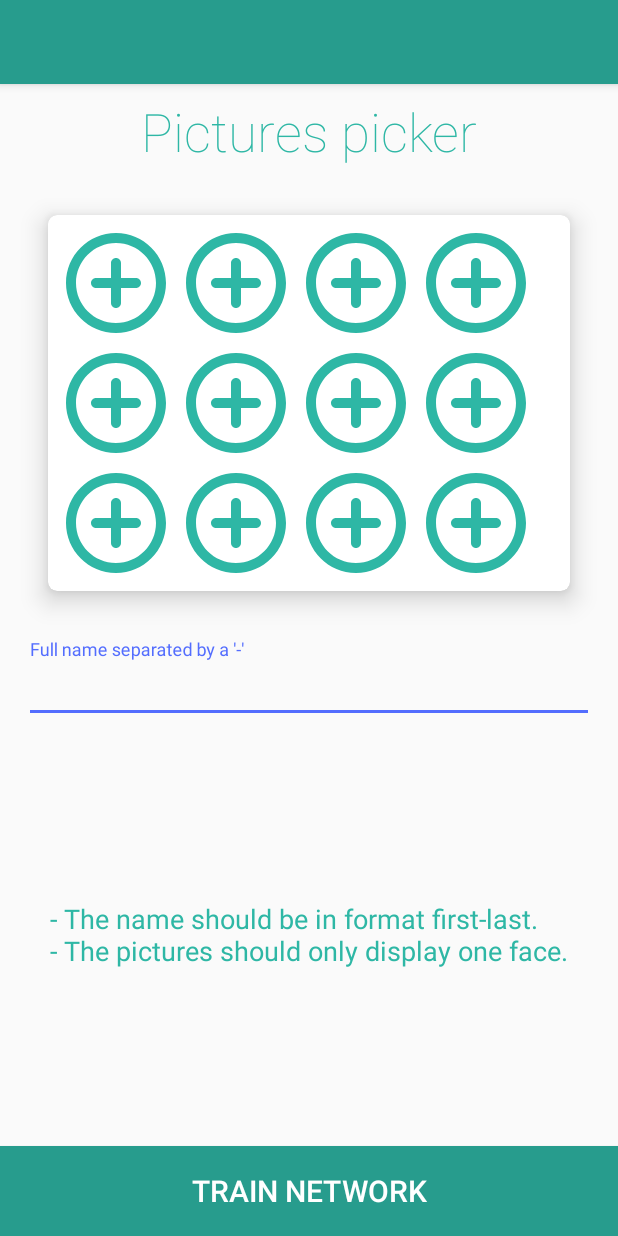
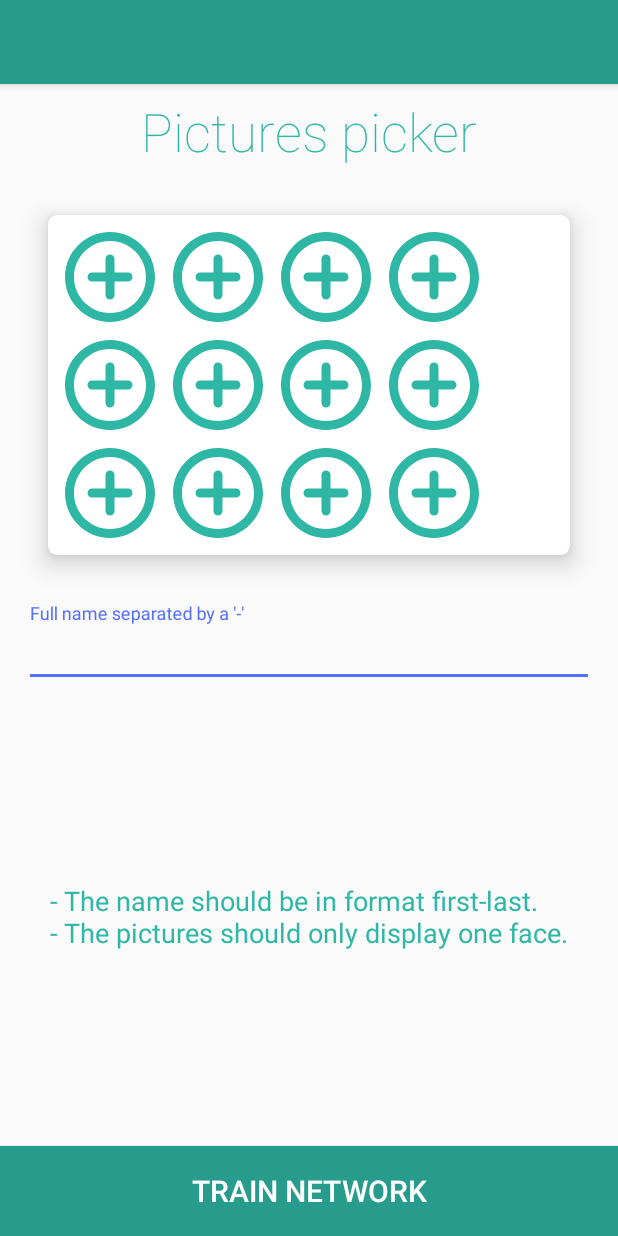
Before and after one commit to naifmeh/squeezeApp, an Android app: the layout activity_train_network.xml on its own in the app's theme, with its tools: preview values and no code run, on a phone screen of 412 x 824 dp. Run offline under Robolectric (Android 15) with nearby library versions, the phone set to English and light mode, and no system bars; plain views replace SpinKitView; network calls fail.

Commit message:
Some mods

```diff
--- a/app/src/main/java/com/squeeze/squeezeadmin/activities/AddEmployeeActivity.java
+++ b/app/src/main/java/com/squeeze/squeezeadmin/activities/AddEmployeeActivity.java
@@ -73,6 +73,7 @@ public class AddEmployeeActivity extends AppCompatActivity {
         getSupportActionBar().setDisplayShowTitleEnabled(false);
         getSupportActionBar().setDisplayHomeAsUpEnabled(true);
         getSupportActionBar().setDisplayShowHomeEnabled(true);
+        mToolbar.setTitle(R.string.addEmployeeActivity);
 
         /* Setting listener */
         sendDataBtn.setOnClickListener((view) -> {
--- a/app/src/main/java/com/squeeze/squeezeadmin/activities/SettingsActivity.java
+++ b/app/src/main/java/com/squeeze/squeezeadmin/activities/SettingsActivity.java
@@ -7,10 +7,14 @@ import android.preference.PreferenceFragment;
 import android.support.annotation.Nullable;
 import android.support.v7.app.AppCompatActivity;
 import android.support.v7.widget.Toolbar;
+import android.util.Log;
 import android.view.MenuItem;
+import android.widget.Toast;
 
+import com.auth0.android.jwt.DecodeException;
 import com.auth0.android.jwt.JWT;
 import com.squeeze.squeezeadmin.R;
+import com.squeeze.squeezeadmin.network.RequestScheme;
 import com.squeeze.squeezeadmin.utils.DisplayUtils;
 import com.squeeze.squeezeadmin.utils.NetworkUtils;
 
@@ -32,7 +36,6 @@ public class SettingsActivity extends AppCompatActivity {
         getSupportActionBar().setDisplayShowTitleEnabled(false);
         getSupportActionBar().setDisplayHomeAsUpEnabled(true);
         getSupportActionBar().setDisplayShowHomeEnabled(true);
-
 
         mToolbar.setTitle(R.string.setting_title);
 
@@ -79,6 +82,7 @@ public class SettingsActivity extends AppCompatActivity {
             });
 
             Preference showJwtPrefs = findPreference("pref_show_jwt");
+            try {
                 final JWT jwt = new JWT(mSharedPrefs.getString(getString(R.string.shared_prefs_jwt_key),
                         getString(R.string.jwt)));
                 showJwtPrefs.setTitle("JWT valid until " + DisplayUtils.parseDate(jwt.getExpiresAt()));
@@ -91,6 +95,13 @@ public class SettingsActivity extends AppCompatActivity {
 
                     return true;
                 });
+            } catch (DecodeException e) {
+                Log.e(TAG, e.getMessage());
+                Toast.makeText(getContext(), "Unable to retrieve JWT", Toast.LENGTH_LONG).show();
+            }
+
+            Preference showIpPrefs = findPreference("pref_show_ip");
+            showIpPrefs.setSummary(RequestScheme.AUTHORITY);
         }
 
 
--- a/app/src/main/java/com/squeeze/squeezeadmin/activities/TrainNetworkActivity.java
+++ b/app/src/main/java/com/squeeze/squeezeadmin/activities/TrainNetworkActivity.java
@@ -117,6 +117,7 @@ public class TrainNetworkActivity extends AppCompatActivity {
         mButton.setOnClickListener( (view) -> {
             if(!isImageSet) {
                 Toast.makeText(TrainNetworkActivity.this,"No image picked",Toast.LENGTH_LONG).show();
+                return;
             }
             mInstructions.setVisibility(View.GONE);
             mSpinKit.setVisibility(View.VISIBLE);
--- a/app/src/main/java/com/squeeze/squeezeadmin/activities/ViewEmployeesActivity.java
+++ b/app/src/main/java/com/squeeze/squeezeadmin/activities/ViewEmployeesActivity.java
@@ -63,6 +63,7 @@ public class ViewEmployeesActivity extends AppCompatActivity implements UpdateDi
         getSupportActionBar().setDisplayShowTitleEnabled(false);
         getSupportActionBar().setDisplayShowHomeEnabled(true);
         getSupportActionBar().setDisplayHomeAsUpEnabled(true);
+        mToolbar.setTitle(R.string.viewEmployeesActivity);
 
         /* Business logic */
         mSharedPrefs = getSharedPreferences(getString(R.string.shared_prefs_file_key),MODE_PRIVATE);
--- a/app/src/main/java/com/squeeze/squeezeadmin/activities/ViewLogsActivity.java
+++ b/app/src/main/java/com/squeeze/squeezeadmin/activities/ViewLogsActivity.java
@@ -60,6 +60,7 @@ public class ViewLogsActivity extends AppCompatActivity {
         getSupportActionBar().setDisplayShowTitleEnabled(false);
         getSupportActionBar().setDisplayShowHomeEnabled(true);
         getSupportActionBar().setDisplayHomeAsUpEnabled(true);
+        mToolbar.setTitle(R.string.viewLogsActivity);
 
         /* Business logic */
         mSharedPrefs = getSharedPreferences(getString(R.string.shared_prefs_file_key), MODE_PRIVATE);
--- a/app/src/main/java/com/squeeze/squeezeadmin/network/RequestScheme.java
+++ b/app/src/main/java/com/squeeze/squeezeadmin/network/RequestScheme.java
@@ -2,7 +2,7 @@ package com.squeeze.squeezeadmin.network;
 
 public class RequestScheme {
     public static String HTTP_SCHEME = "http";
-    public static String AUTHORITY = "18.219.202.43:8083";
+    public static String AUTHORITY = "179.106.238.28:8080";
 
     public static String DEVICE_PATH = "device";
     public static String DEVICE_REGISTER = "register";
--- a/app/src/main/res/layout/activity_train_network.xml
+++ b/app/src/main/res/layout/activity_train_network.xml
@@ -71,91 +71,105 @@
             app:layout_constraintStart_toStartOf="parent"
             app:layout_constraintTop_toBottomOf="@+id/trainActTitle">
 
+            <android.support.constraint.ConstraintLayout
+                android:layout_width="match_parent"
+                android:layout_height="wrap_content">
+
+
                 <GridLayout
                     android:id="@+id/gridViewTrainNetwork"
                     android:layout_width="match_parent"
                     android:layout_height="wrap_content"
                     android:layout_gravity="center"
                     android:layout_margin="5dp"
+                    android:layout_marginBottom="8dp"
+                    android:layout_marginEnd="8dp"
+                    android:layout_marginStart="8dp"
+                    android:layout_marginTop="8dp"
                     android:columnCount="4"
-                android:columnWidth="75dp"
+                    android:columnWidth="72dp"
                     android:gravity="center"
-                android:rowCount="4">
+                    android:rowCount="4"
+                    app:layout_constraintBottom_toBottomOf="parent"
+                    app:layout_constraintEnd_toEndOf="parent"
+                    app:layout_constraintStart_toStartOf="parent"
+                    app:layout_constraintTop_toTopOf="parent">
 
                     <ImageView
                         android:id="@+id/firstImageTrain"
-                    android:layout_width="80dp"
-                    android:layout_height="80dp"
+                        android:layout_width="72dp"
+                        android:layout_height="72dp"
                         app:srcCompat="@drawable/ic_add_circle_outline_24px" />
 
                     <ImageView
                         android:id="@+id/secondImageTrain"
-                    android:layout_width="80dp"
-                    android:layout_height="80dp"
+                        android:layout_width="72dp"
+                        android:layout_height="72dp"
                         app:srcCompat="@drawable/ic_add_circle_outline_24px" />
 
                     <ImageView
                         android:id="@+id/thirdImageTrain"
-                    android:layout_width="80dp"
-                    android:layout_height="80dp"
+                        android:layout_width="72dp"
+                        android:layout_height="72dp"
                         app:srcCompat="@drawable/ic_add_circle_outline_24px" />
 
                     <ImageView
                         android:id="@+id/fourthImageTrain"
-                    android:layout_width="80dp"
-                    android:layout_height="80dp"
+                        android:layout_width="72dp"
+                        android:layout_height="72dp"
                         app:srcCompat="@drawable/ic_add_circle_outline_24px" />
 
                     <ImageView
                         android:id="@+id/fifthImageTrain"
-                    android:layout_width="80dp"
-                    android:layout_height="80dp"
+                        android:layout_width="72dp"
+                        android:layout_height="72dp"
                         app:srcCompat="@drawable/ic_add_circle_outline_24px" />
 
                     <ImageView
                         android:id="@+id/sixthImageTrain"
-                    android:layout_width="80dp"
-                    android:layout_height="80dp"
+                        android:layout_width="72dp"
+                        android:layout_height="72dp"
                         app:srcCompat="@drawable/ic_add_circle_outline_24px" />
 
                     <ImageView
                         android:id="@+id/seventhImageTrain"
-                    android:layout_width="80dp"
-                    android:layout_height="80dp"
+                        android:layout_width="72dp"
+                        android:layout_height="72dp"
                         app:srcCompat="@drawable/ic_add_circle_outline_24px" />
 
                     <ImageView
                         android:id="@+id/eightImageTrain"
-                    android:layout_width="80dp"
-                    android:layout_height="80dp"
+                        android:layout_width="72dp"
+                        android:layout_height="72dp"
                         app:srcCompat="@drawable/ic_add_circle_outline_24px" />
 
                     <ImageView
                         android:id="@+id/ninthImageTrain"
-                    android:layout_width="80dp"
-                    android:layout_height="80dp"
+                        android:layout_width="72dp"
+                        android:layout_height="72dp"
                         app:srcCompat="@drawable/ic_add_circle_outline_24px" />
 
                     <ImageView
                         android:id="@+id/tenthImageTrain"
-                    android:layout_width="80dp"
-                    android:layout_height="80dp"
+                        android:layout_width="72dp"
+                        android:layout_height="72dp"
                         app:srcCompat="@drawable/ic_add_circle_outline_24px" />
 
                     <ImageView
                         android:id="@+id/eleventhImageTrain"
-                    android:layout_width="80dp"
-                    android:layout_height="80dp"
+                        android:layout_width="72dp"
+                        android:layout_height="72dp"
                         app:srcCompat="@drawable/ic_add_circle_outline_24px" />
 
                     <ImageView
                         android:id="@+id/twelfthImageTrain"
-                    android:layout_width="80dp"
-                    android:layout_height="80dp"
+                        android:layout_width="72dp"
+                        android:layout_height="72dp"
                         app:srcCompat="@drawable/ic_add_circle_outline_24px" />
 
 
                 </GridLayout>
+            </android.support.constraint.ConstraintLayout>
 
         </android.support.v7.widget.CardView>
 
--- a/app/src/main/res/values/strings.xml
+++ b/app/src/main/res/values/strings.xml
@@ -32,6 +32,9 @@
     <string name="viewEmployeesTitle">DATABASE</string>
     <string name="viewLogsTitle">LOGS</string>
     <string name="trainNetTitle">Train</string>
+    <string name="viewEmployeesActivity">Manage</string>
+    <string name="viewLogsActivity">Logs</string>
+    <string name="addEmployeeActivity">New employee</string>
 
     <string name="updateBtmSheetTitle">UPDATE</string>
 
@@ -42,6 +45,8 @@
     <string name="delete_log_summary">Deleting log content. This is irreversible.</string>
     <string name="view_jwt">Show JWT</string>
     <string name="jwt">Tap to update JWT</string>
+    <string name="view_ip">Server IP</string>
+    <string name="server_ip">1.1.1.1</string>
 
     <string name="setting_title">Settings</string>
 </resources>
--- a/app/src/main/res/xml/preferences_settings.xml
+++ b/app/src/main/res/xml/preferences_settings.xml
@@ -12,6 +12,10 @@
             android:key="pref_delete_logs"
             android:summary="@string/delete_log_summary"
             android:title="@string/delete_log_prefs" />
+        <Preference
+            android:key="pref_show_ip"
+            android:summary="@string/server_ip"
+            android:title="@string/view_ip" />
 
         <Preference
             android:key="pref_show_jwt"
```
Lines whose indentation alone changed are shown as unchanged.
